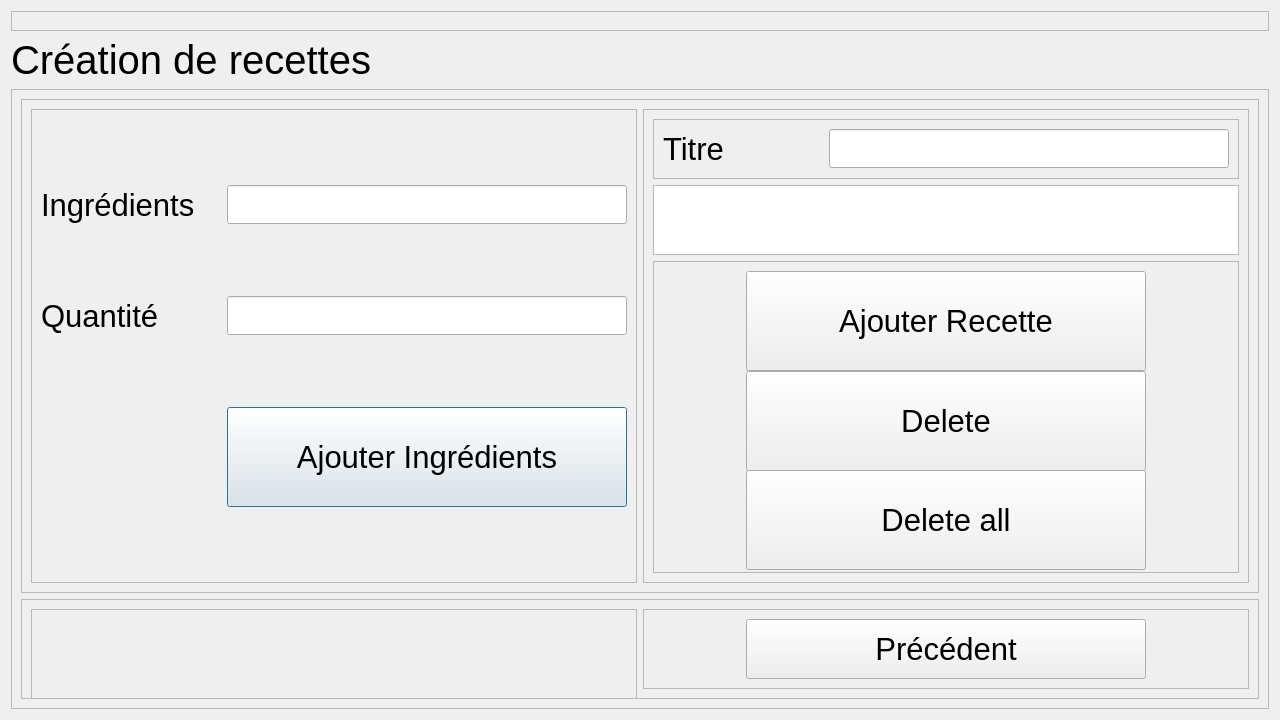
Above: Logiciel/pi_controller/HMI2/recette.ui from emilerenaud/BartendUS-GROS4 before the change. Below: the same form after it.
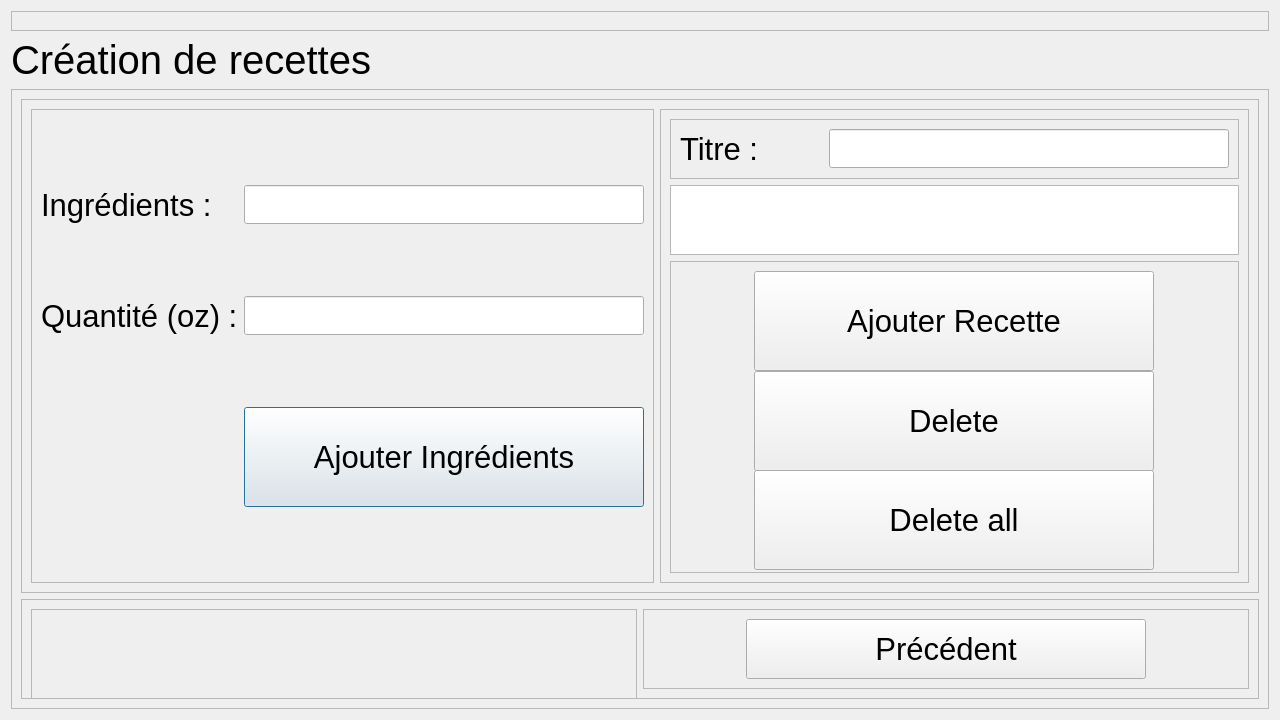
That is the form after the change.

What changed in the file:
```diff
--- a/Logiciel/pi_controller/HMI2/recette.ui
+++ b/Logiciel/pi_controller/HMI2/recette.ui
@@ -90,7 +90,7 @@
                </font>
               </property>
               <property name="text">
-               <string>Quantité</string>
+               <string>Quantité (oz) :</string>
               </property>
              </widget>
             </item>
@@ -156,7 +156,7 @@
                </font>
               </property>
               <property name="text">
-               <string>Ingrédients</string>
+               <string>Ingrédients :</string>
               </property>
              </widget>
             </item>
@@ -201,7 +201,7 @@
                   </font>
                  </property>
                  <property name="text">
-                  <string>Titre</string>
+                  <string>Titre :</string>
                  </property>
                 </widget>
                </item>
```
